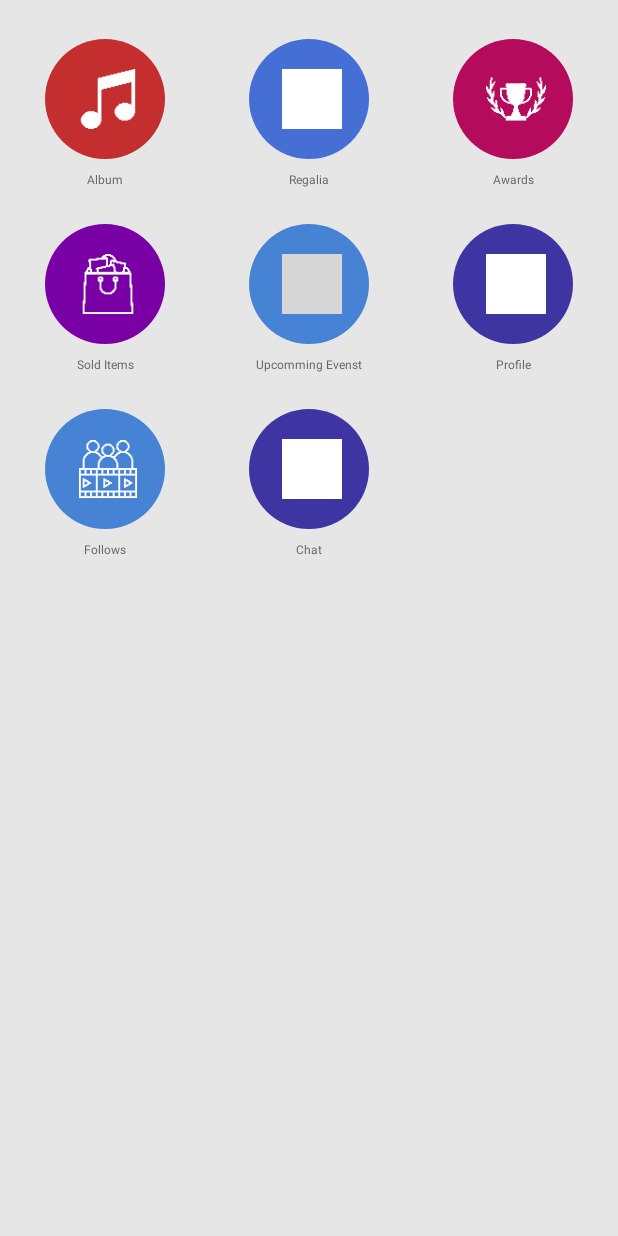
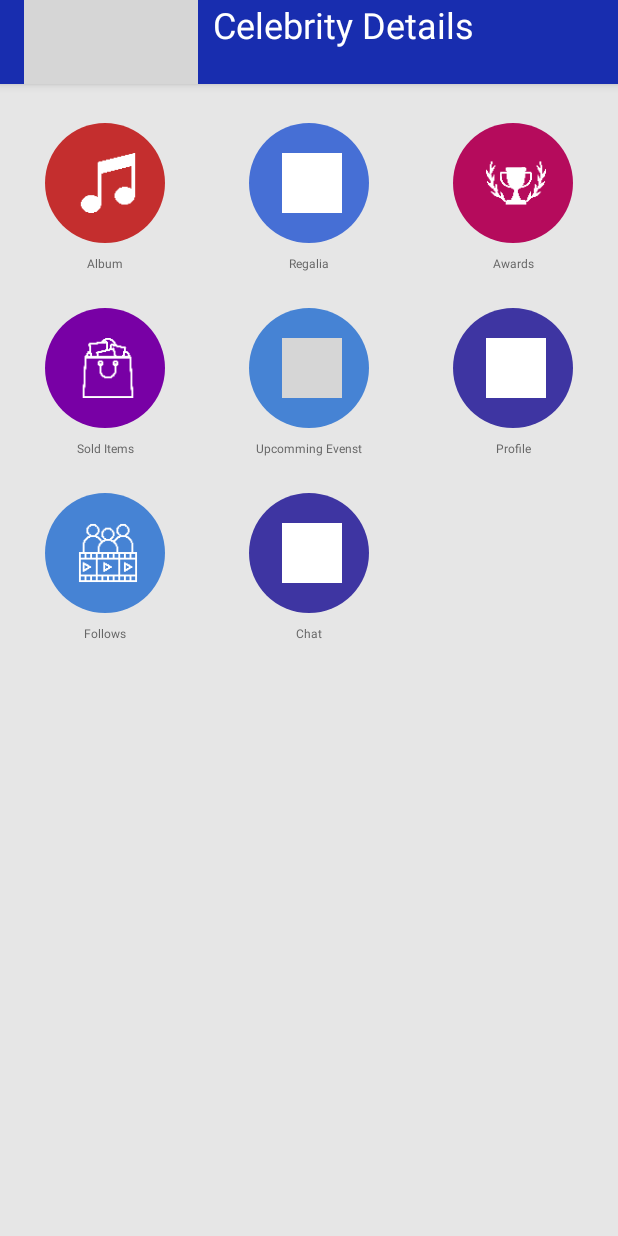
Before and after one commit to modelagopi/MyMusicCustomer, an Android app: the HomeEventsActivity screen opened directly, with no data from a screen before it, on a phone screen of 412 x 824 dp. Run offline under Robolectric (Android 15) with nearby library versions, the phone set to English and light mode, and no system bars; pictures from the network do not load; grey boxes are pictures that could not be loaded.

Commit message:
notfi bar and celeb dash

```diff
--- a/app/src/main/AndroidManifest.xml
+++ b/app/src/main/AndroidManifest.xml
@@ -28,7 +28,7 @@
         <activity android:name=".HomeEventsActivity"/>
         <activity android:name=".PaymentCardDetails"/>
         <activity android:name=".PaymentSuccessDialog"/>
-        <activity android:name=".Singers_Profile_Activity"/>
+        <activity android:name=".Celebrity_Profile_Activity"/>
         <activity android:name=".Ticket_Booking_Activity"/>
 
     </application>
--- a/app/src/main/java/com/example/mymusic/Singers_Profile_Activity.java
+++ b/app/src/main/java/com/example/mymusic/Celebrity_Profile_Activity.java
@@ -9,7 +9,7 @@ import android.widget.TextView;
 import androidx.annotation.Nullable;
 import androidx.appcompat.app.AppCompatActivity;
 
-public class Singers_Profile_Activity extends AppCompatActivity {
+public class Celebrity_Profile_Activity extends AppCompatActivity {
 
     ImageView imageView47;
     TextView textView52;
--- a/app/src/main/java/com/example/mymusic/HomeEventsActivity.java
+++ b/app/src/main/java/com/example/mymusic/HomeEventsActivity.java
@@ -1,6 +1,8 @@
 package com.example.mymusic;
 
 import android.os.Bundle;
+import android.view.View;
+import android.widget.ImageView;
 
 import androidx.annotation.Nullable;
 import androidx.appcompat.app.AppCompatActivity;
@@ -24,6 +26,16 @@ public class HomeEventsActivity extends AppCompatActivity {
     protected void onCreate(@Nullable Bundle savedInstanceState) {
         super.onCreate(savedInstanceState);
         setContentView(R.layout.test);
+
+        ImageView imageView47 = findViewById(R.id.imageView47);
+        imageView47.setOnClickListener(new View.OnClickListener() {
+            @Override
+            public void onClick(View view) {
+                onBackPressed();
+                finish();
+            }
+        });
+
         initData();
 
         initUI();
@@ -56,8 +68,8 @@ public class HomeEventsActivity extends AppCompatActivity {
         recyclerView.setAdapter(mAdapter);
     }
 
-    private void initActions()
-    {
+    private void initActions() {
+
 
        /* mAdapter.setOnItemClickListener((view, obj, position) -> Toast.makeText(this , "Selected : " + obj.name , Toast.LENGTH_LONG).show());*/
     }
--- a/app/src/main/res/drawable/btn_orange.xml
+++ b/app/src/main/res/drawable/btn_orange.xml
@@ -5,7 +5,7 @@
         <layer-list>
             <item android:bottom="4dp" android:left="4dp" android:right="4dp" android:top="4dp">
                 <shape android:shape="rectangle">
-                    <solid android:color="@color/orange_600" />
+                    <solid android:color="#043E77" />
                     <padding android:bottom="0dp" android:left="0dp" android:right="0dp" android:top="0dp" />
                     <size android:width="110dp" android:height="40dp" />
                 </shape>
@@ -18,7 +18,7 @@
         <layer-list>
             <item android:bottom="4dp" android:left="4dp" android:right="4dp" android:top="4dp">
                 <shape android:shape="rectangle">
-                    <solid android:color="@color/orange_600" />
+                    <solid android:color="#043E77" />
                     <padding android:bottom="0dp" android:left="0dp" android:right="0dp" android:top="0dp" />
                     <size android:width="110dp" android:height="40dp" />
                 </shape>
@@ -32,7 +32,7 @@
         <layer-list>
             <item android:bottom="4dp" android:left="4dp" android:right="4dp" android:top="4dp">
                 <shape android:shape="rectangle">
-                    <solid android:color="@color/orange_500" />
+                    <solid android:color="#043E77" />
                     <padding android:bottom="0dp" android:left="0dp" android:right="0dp" android:top="0dp" />
                     <size android:width="110dp" android:height="40dp" />
                 </shape>
--- a/app/src/main/res/layout/test.xml
+++ b/app/src/main/res/layout/test.xml
@@ -10,6 +10,40 @@
         android:layout_width="match_parent"
         android:layout_height="wrap_content"
         android:theme="@style/AppTheme.AppBarOverlay">
+
+        <androidx.appcompat.widget.Toolbar
+            android:id="@+id/toolbar"
+            android:layout_width="match_parent"
+            android:layout_height="?android:attr/actionBarSize"
+            android:background="@color/md_blue"
+            app:popupTheme="@style/AppTheme.PopupOverlay">
+
+            <LinearLayout
+                android:layout_width="wrap_content"
+                android:layout_height="wrap_content"
+                android:orientation="horizontal">
+
+                <ImageView
+                    android:id="@+id/imageView47"
+                    android:layout_width="match_parent"
+                    android:layout_height="wrap_content"
+                    android:padding="10dp"
+                    android:layout_gravity="center"
+                    android:src="@drawable/left_arrow_white" />
+
+
+                <TextView
+                    android:layout_width="wrap_content"
+                    android:layout_height="wrap_content"
+                    android:text="Celebrity Details"
+                    android:layout_marginTop="0dp"
+                    android:layout_marginStart="10dp"
+                    android:textColor="@color/white"
+                    android:textSize="24dp" />
+
+            </LinearLayout>
+        </androidx.appcompat.widget.Toolbar>
+
 
     </com.google.android.material.appbar.AppBarLayout>
 
--- a/app/src/main/res/values/styles.xml
+++ b/app/src/main/res/values/styles.xml
@@ -3,9 +3,14 @@
     <!-- Base application theme. -->
     <style name="AppTheme" parent="Theme.AppCompat.Light.NoActionBar">
         <!-- Customize your theme here. -->
+     <!--   <item name="colorPrimary">@color/colorPrimary</item>
+        <item name="colorPrimaryDark">@color/colorPrimaryDark</item>
+        <item name="colorAccent">@color/colorAccent</item>-->
+
         <item name="colorPrimary">@color/colorPrimary</item>
-        <item name="colorPrimaryDark">@color/colorPrimaryDark</item>
+        <item name="colorPrimaryDark">#0D1E7E</item>
         <item name="colorAccent">@color/colorAccent</item>
+
     </style>
 
     <style name="AppTheme.AppBarOverlay" parent="ThemeOverlay.AppCompat.Dark.ActionBar" />
```
Also changed, not shown: app/src/main/res/layout/activity_payment_card_details.xml (+14 -3 lines).
